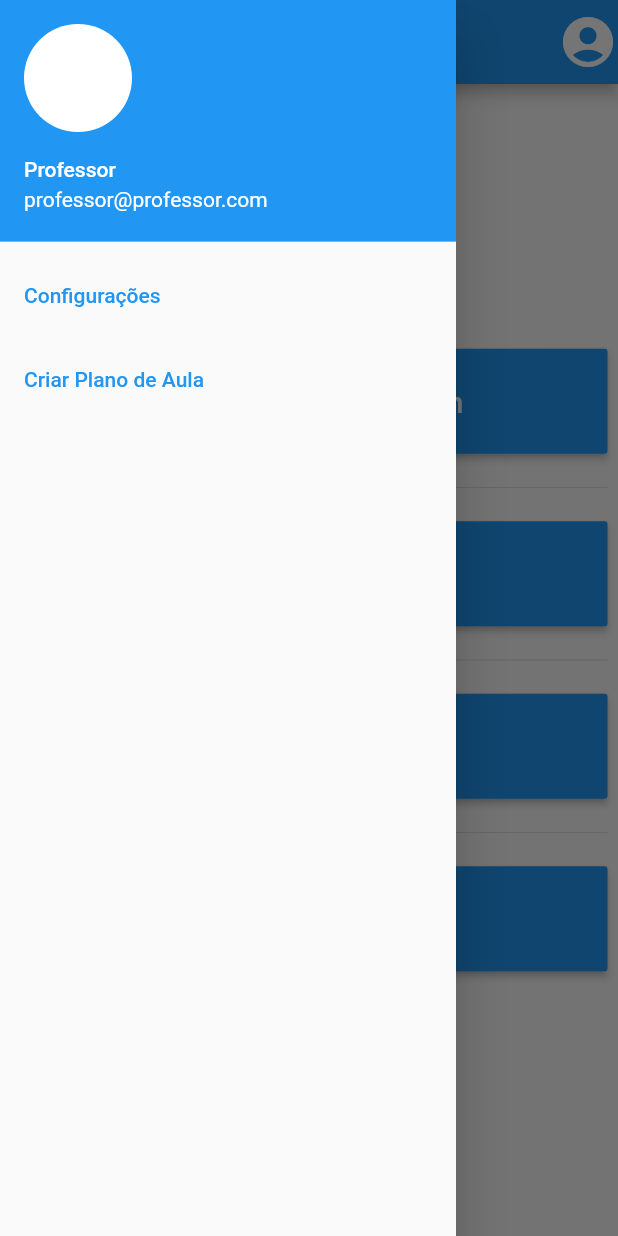
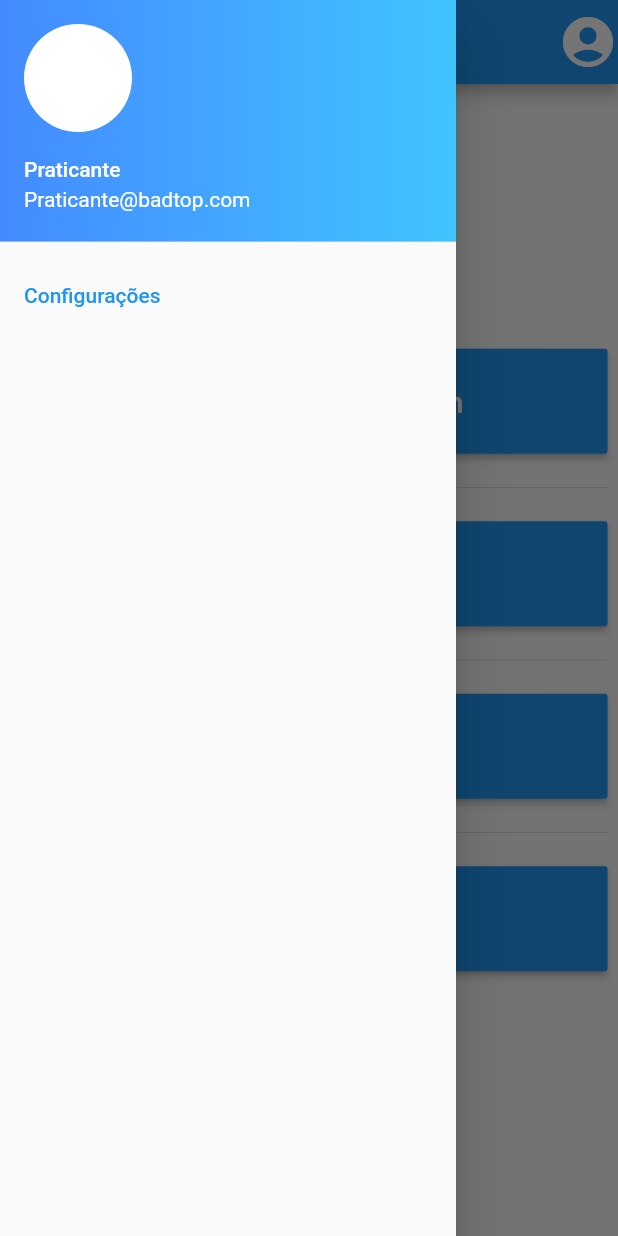
Before and after one commit to em4nuelvt/badmintop, a Flutter app: the praticPage screen opened directly, with the side drawer open, on a phone screen of 412 x 824 dp. Run offline on Flutter 3.47's test engine with Material 2 defaults, Android fonts, the phone set to English and light mode, and no system bars.

Commit message:
segundo commit

```diff
--- a/lib/pratic.dart
+++ b/lib/pratic.dart
@@ -16,23 +16,23 @@ import 'package:flutter/material.dart';
              padding: EdgeInsets.zero,
              children: <Widget>[
                UserAccountsDrawerHeader(
-                 accountName: Text("Professor"),
-                 accountEmail: Text("professor@professor.com"),
+                 accountName: Text("Praticante"),
+                 accountEmail: Text("Praticante@badtop.com"),
                  currentAccountPicture: CircleAvatar(
                    radius: 30.0,
                    backgroundColor: Colors.white,
+                 ),
+                 decoration: BoxDecoration(
+                     gradient: LinearGradient(colors: <Color>[
+                       Colors.blueAccent,
+                       Colors.lightBlueAccent,
+                     ]
+                     )
                  ),
                ),
                ListTile(
                  title: Text('Configurações',
                    style: TextStyle(color: Colors.blue),),
-                 onTap: () {
-                   Navigator.pop(context);
-                 },
-               ),
-               ListTile(
-                 title: Text('Criar Plano de Aula',
-                     style: TextStyle(color: Colors.blue)),
                  onTap: () {
                    Navigator.pop(context);
                  },
```
Also changed, not shown: lib/prof.dart (+7 -0 lines).
